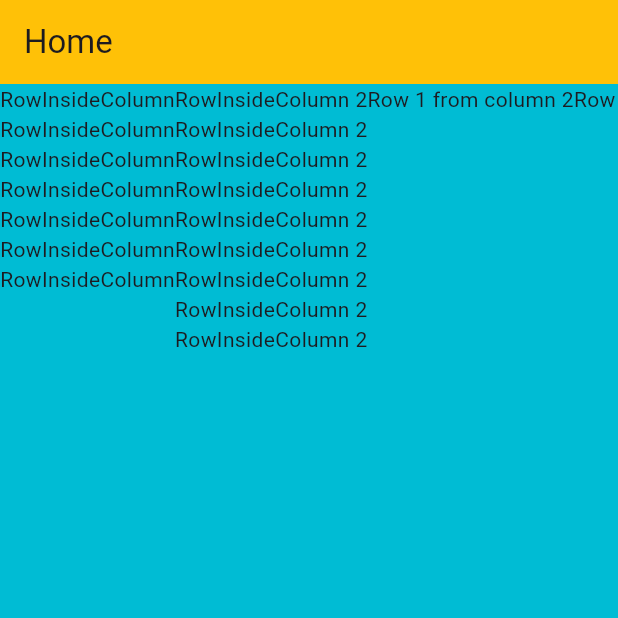
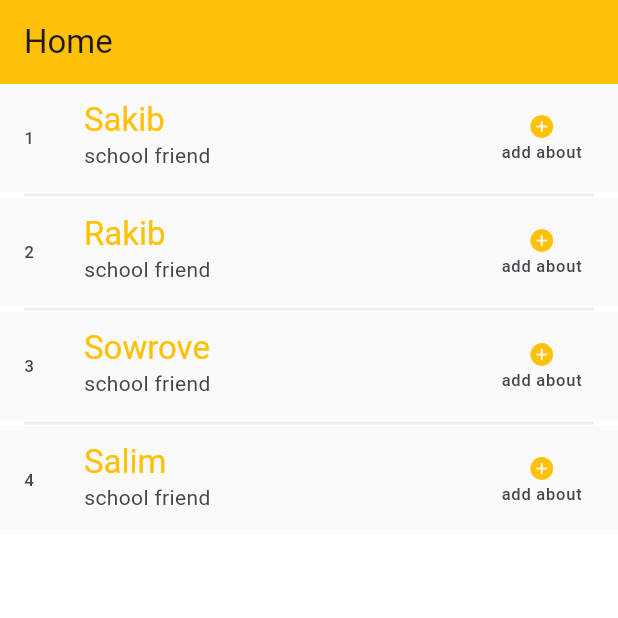
Before and after one commit to IkramulHasanTanvir/OstadFlutterBatchSeven, a Flutter app: the screen it shows after launch, on a phone screen of 412 x 824 dp, the top half of it. Run offline on Flutter 3.47's test engine with Material 3 defaults, Android fonts, the light colour scheme and no system bars.

Commit message:
SizeBox, ListView, ListView.builder, GridView.builder, divider, listTile, ListView.separated

```diff
--- a/lib/main.dart
+++ b/lib/main.dart
@@ -1,7 +1,8 @@
 // Current SDK version: 3.22.1
 import 'package:flutter/material.dart';
 
-// column, row, SingleChildScrollView.
+//SizeBox, ListView, ListView.builder, GridView.builder,
+// divider, listTile, ListView.separated
 void main() {
   runApp(IntoApp());
 }
@@ -16,95 +17,175 @@ class IntoApp extends StatelessWidget {
   }
 }
 
-class Home extends StatelessWidget {
+class Home extends StatefulWidget {
   const Home({super.key});
+
+  @override
+  State<Home> createState() => _HomeState();
+}
+
+class _HomeState extends State<Home> {
+  List<String> friendList = ['Sakib', 'Rakib', 'Sowrove', 'Salim'];
 
   @override
   Widget build(BuildContext context) {
     return Scaffold(
-      backgroundColor: Colors.cyan,
+      backgroundColor: Colors.white,
       appBar: AppBar(
         backgroundColor: Colors.amber,
         title: Text('Home'),
       ),
-      // multiple command shortcut[commend shift *]
-      /*body: Column(
-            //vertically arrange
-            mainAxisSize: MainAxisSize.max,
-            mainAxisAlignment: MainAxisAlignment.spaceEvenly,
-            crossAxisAlignment: CrossAxisAlignment.end,
-            children: [
-              Text('hi Tanvir'),
-              Text('i am a tanvir'),
-              Text('i am 20'),
-              ElevatedButton(onPressed: () {}, child: Text('pressed')),
-              IconButton(onPressed: () {}, icon: Icon(Icons.account_circle)),
-            ],
-          )*/
-      body: SingleChildScrollView(
-        scrollDirection: Axis.horizontal,
-        child: Row(
-          //horizaontally
-          mainAxisAlignment: MainAxisAlignment.center,
-          crossAxisAlignment: CrossAxisAlignment.start,
-          mainAxisSize: MainAxisSize.min,
-          children: [
-            Column(
-              mainAxisSize: MainAxisSize.min,
+      /*body: ListView(
+        //scrollDirection: Axis.horizontal,
+        children: [
+          SizedBox(
+            width: 100,
+            height: 100,
+            child: Center(
+              child: Text('size box 1'),
+            ),
+          ),
+          SizedBox(
+            width: 100,
+            height: 100,
+            child: Center(
+              child: Text('size box 2'),
+            ),
+          ),
+          SizedBox(
+            width: 100,
+            height: 100,
+            child: Center(
+              child: Text('size box 3'),
+            ),
+          ),
+          SizedBox(
+            width: 100,
+            height: 100,
+            child: Center(
+              child: Text('size box 4'),
+            ),
+          ),
+          SizedBox(
+            width: 100,
+            height: 100,
+            child: Center(
+              child: Text('size box 1'),
+            ),
+          ),
+          SizedBox(
+            width: 100,
+            height: 100,
+            child: Center(
+              child: Text('size box 2'),
+            ),
+          ),
+          SizedBox(
+            width: 100,
+            height: 100,
+            child: Center(
+              child: Text('size box 3'),
+            ),
+          ),
+          SizedBox(
+            width: 100,
+            height: 100,
+            child: Center(
+              child: Text('size box 4'),
+            ),
+          ),
+        ],
+      ), */
+      /*body: ListView.builder(
+        itemCount: 1000,
+        itemBuilder: (context, index) {
+          return SizedBox(
+            width: 100,
+            height: 100,
+            child: Center(
+              child: Text(index.toString()),
+            ),
+          );
+        },
+      ),
+       */
+      /*body: ListView.builder(
+        itemCount: friendList.length,
+        //scrollDirection: Axis.horizontal,
+        itemBuilder: (context, index) {
+          return Text(friendList[index]);
+        },
+      ), */
+      /* body: ListView.separated(
+        itemCount: friendList.length,
+        //scrollDirection: Axis.horizontal,
+        itemBuilder: (context, index) {
+          return Text(friendList[index]);
+        },
+        separatorBuilder: (context, index){
+          return Divider(
+            height: 40,
+            color: Colors.red,
+            thickness: 2,
+            indent: 16,
+            endIndent: 16,
+          );
+         // return Text('this is $index separator');
+        },
+      ), */
+      /*body: GridView.builder(
+          gridDelegate: SliverGridDelegateWithFixedCrossAxisCount(
+            crossAxisCount: 3,
+            crossAxisSpacing: 4,
+            mainAxisSpacing: 10,
+            childAspectRatio: 2,
+          ),
+          itemCount: friendList.length,
+          itemBuilder: (context, index) {
+            return Column(
               children: [
-                Text('RowInsideColumn'),
-                Text('RowInsideColumn'),
-                Text('RowInsideColumn'),
-                Text('RowInsideColumn'),
-                Text('RowInsideColumn'),
-                Text('RowInsideColumn'),
-                Text('RowInsideColumn'),
+                Text(index.toString()),
+                Text(friendList[index]),
+              ],
+            );
+          }) */
+      body: ListView.separated(
+        itemCount: friendList.length,
+        //scrollDirection: Axis.horizontal,
+        itemBuilder: (context, index) {
+          return ListTile(
+            tileColor: Colors.grey.shade50,
+            title: Text(friendList[index]),
+            subtitle: Text('school friend'),
+            trailing: Column(
+              mainAxisAlignment: MainAxisAlignment.center,
+              children: [
+                Icon(
+                  Icons.add_circle,
+                  color: Colors.amber,
+                  size: 18,
+                ),
+                Text('add about'),
               ],
             ),
-            Column(
-              mainAxisSize: MainAxisSize.min,
-              children: [
-                Text('RowInsideColumn 2'),
-                Text('RowInsideColumn 2'),
-                Text('RowInsideColumn 2'),
-                Text('RowInsideColumn 2'),
-                Text('RowInsideColumn 2'),
-                Text('RowInsideColumn 2'),
-                Text('RowInsideColumn 2'),
-                Text('RowInsideColumn 2'),
-                Text('RowInsideColumn 2'),
-              ],
+            leading: Text(
+              (index + 1).toString(),
             ),
-            Row(
-              children: [
-                Text('Row 1 from column 2'),
-                Text('Row 1 from column 2'),
-                Text('Row 1 from column 2'),
-                Text('Row 1 from column 2'),
-                Text('Row 1 from column 2'),
-                Text('Row 1 from column 2'),
-                Text('Row 1 from column 2'),
-                Text('Row 1 from column 2'),
-                Text('Row 1 from column 2'),
-              ],
-            ),
-            Column(
-              children: [
-                Text('column 3'),
-                Text('column 3'),
-                Text('column 3'),
-                Text('column 3'),
-                Text('column 3'),
-                Text('column 3'),
-                Text('column 3'),
-                Text('column 3'),
-                Text('column 3'),
-                Text('column 3'),
-                Text('column 3'),
-              ],
-            )
-          ],
-        ),
+            titleTextStyle: TextStyle(fontSize: 22, color: Colors.amber),
+            onTap: () {
+              print('$index tap');
+            },
+          );
+        },
+        separatorBuilder: (context, index) {
+          return Divider(
+            height: 4,
+            color: Colors.grey.shade200,
+            thickness: 2,
+            indent: 16,
+            endIndent: 16,
+          );
+        },
       ),
     );
   }
```
